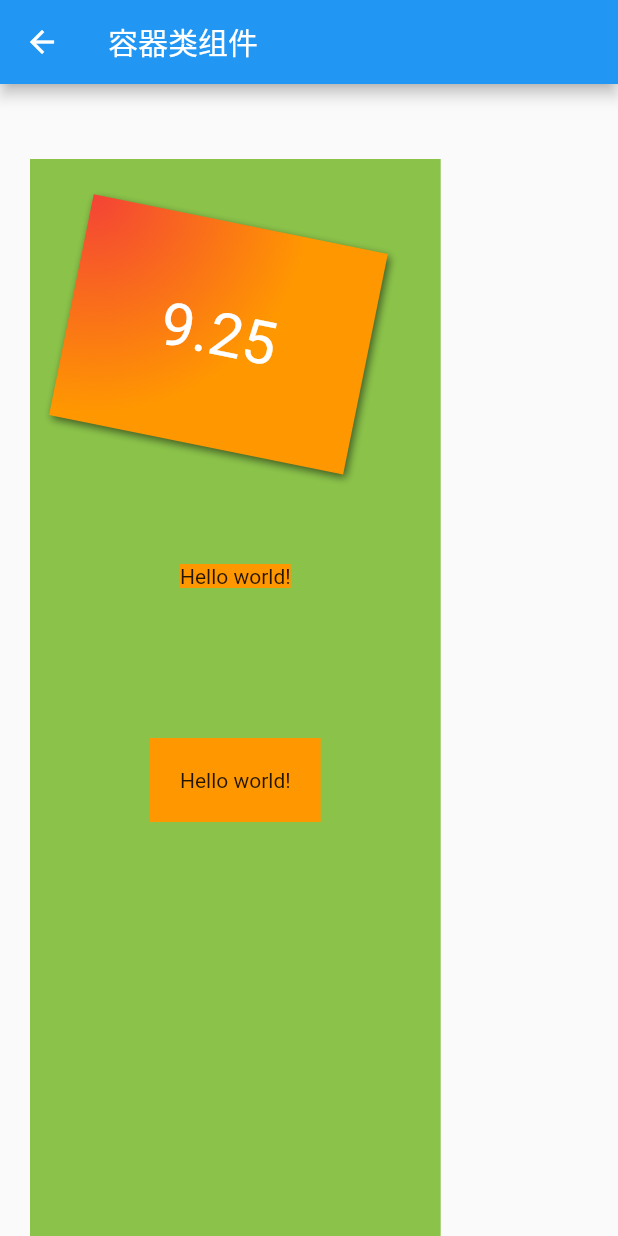
After one commit to yangxinliang/flutter_app_demo, a Flutter app: the ContainerWidget screen opened directly, on a phone screen of 412 x 824 dp. The commit adds this screen. Run offline on Flutter 3.47's test engine with Material 2 defaults, Android fonts, the phone set to English and light mode, and no system bars.

Commit message:
提交： 增加容器类组件

```diff
--- /dev/null
+++ b/flutter_app/lib/container_components_page.dart
@@ -0,0 +1,200 @@
+import 'package:flutter/material.dart';
+
+class ContainerWidget extends StatefulWidget {
+  @override
+  _ContainerWidgetState createState() => _ContainerWidgetState();
+}
+
+class _ContainerWidgetState extends State<ContainerWidget> {
+  @override
+  Widget build(BuildContext context) {
+    return Scaffold(
+      appBar: AppBar(
+        title: Text("容器类组件"),
+      ),
+      body: Container(
+          color: Colors.lightGreen,
+          margin: EdgeInsets.only(left: 20, top: 50),
+//        height: 40,
+//        width: 200,
+//        height: 20,
+
+          child: _configContainer()),
+    );
+  }
+
+  //Padding可以给其子节点添加填充（留白），和边距效果类似。我们在前面很多示例中都已经使用过它了
+  Widget _configPadding() {
+    return Padding(
+      // 控制子组件到父组件 上下左右的位置的
+      // EdgeInsets 提供了四个便捷的方法
+      //fromLTRB(double left, double top, double right, double bottom)：分别指定四个方向的填充。
+      //all(double value) : 所有方向均使用相同数值的填充。
+      //only({left, top, right ,bottom })：可以设置具体某个方向的填充(可以同时指定多个方向)。
+      //symmetric({ vertical, horizontal })：用于设置对称方向的填充，vertical指top和bottom，horizontal指left和right。
+//      padding: EdgeInsets.all(20), // 设置上下左右间距都是 20
+      padding: EdgeInsets.only(left: 20, top: 20), // 设置 左  上 间距是20
+      child: Container(
+        color: Colors.red,
+        height: 50,
+        width: 50,
+      ),
+    );
+  }
+
+  // ConstrainedBox用于对子组件添加额外的约束。
+  Widget _configSizedBox() {
+    return Padding(
+        padding: EdgeInsets.all(10),
+        child: Column(
+          mainAxisSize: MainAxisSize.min,
+          children: <Widget>[
+            // SizedBox用于给子元素指定固定的宽高，
+            SizedBox(
+              width: 100,
+              height: 100,
+              child: DecoratedBox(
+                //BoxDecoration({
+                //  Color color, //颜色
+                //  DecorationImage image,//图片
+                //  BoxBorder border, //边框
+                //  BorderRadiusGeometry borderRadius, //圆角
+                //  List<BoxShadow> boxShadow, //阴影,可以指定多个
+                //  Gradient gradient, //渐变
+                //  BlendMode backgroundBlendMode, //背景混合模式
+                //  BoxShape shape = BoxShape.rectangle, //形状
+                //})
+                decoration: BoxDecoration(
+                  color: Colors.red,
+                ),
+                child: Text("测试SizedBox"),
+              ),
+            ),
+            // 这个组件是 BoxConstraints 来设置组件的最大高度 和宽度
+            ConstrainedBox(
+              //const BoxConstraints({
+              //  this.minWidth = 0.0, //最小宽度
+              //  this.maxWidth = double.infinity, //最大宽度
+              //  this.minHeight = 0.0, //最小高度
+              //  this.maxHeight = double.infinity //最大高度
+              //})
+              constraints: BoxConstraints(maxHeight: 50),
+
+              child: SizedBox(
+                height: 80,
+                child: Text("ConstrainedBox"),
+              ),
+            ),
+
+            // 装饰容器DecoratedBox
+            DecoratedBox(
+                // 对组件进行装饰  设置边框 圆角 阴影等
+                decoration: BoxDecoration(
+                    gradient: LinearGradient(
+                        colors: [Colors.red, Colors.orange[700]]), //背景渐变
+                    borderRadius: BorderRadius.circular(3.0), //3像素圆角
+                    boxShadow: [
+                      //阴影
+                      BoxShadow(
+                          color: Colors.black54,
+                          offset: Offset(2.0, 2.0),
+                          blurRadius: 4.0)
+                    ]),
+                child: Padding(
+                  padding:
+                      EdgeInsets.symmetric(horizontal: 80.0, vertical: 18.0),
+                  child: Text(
+                    "Login",
+                    style: TextStyle(color: Colors.white),
+                  ),
+                ))
+          ],
+        ));
+  }
+
+  //Transform可以在其子组件绘制时对其应用一些矩阵变换来实现一些特效。Matrix4是一个4D矩阵，通过它我们可以实现各种矩阵操作
+  Widget _configTransform() {
+    return Container(
+      color: Colors.black,
+      child: new Transform(
+        alignment: Alignment.topRight, //相对于坐标系原点的对齐方式
+        transform: new Matrix4.skewY(0.3), //沿Y轴倾斜0.3弧度
+        child: new Container(
+          padding: const EdgeInsets.all(8.0),
+          color: Colors.deepOrange,
+          child: const Text('我可以做很多酷的事'),
+        ),
+      ),
+    );
+  }
+
+//  // Container是一个组合类容器
+//  // 它是DecoratedBox、ConstrainedBox、Transform、Padding、Align等组件组合的一个多功能容器，
+//  // 所以我们只需通过一个Container组件可以实现同时需要装饰、变换、限制的场景
+  Widget _configContainer() {
+
+    return Column(
+      children: <Widget>[
+
+        //
+//    Container({
+//    this.alignment, // 子组件的对齐方式
+//    this.padding, //容器内补白，属于decoration的装饰范围
+//    Color color, // 背景色
+//    Decoration decoration, // 背景装饰
+//    Decoration foregroundDecoration, //前景装饰
+//    double width,//容器的宽度
+//    double height, //容器的高度
+//    BoxConstraints constraints, //容器大小的限制条件
+//    this.margin,//容器外补白，不属于decoration的装饰范围
+//    this.transform, //变换
+//    this.child,
+//    })
+        Container(
+          margin: EdgeInsets.only(top: 20.0, left: 20.0), //容器外填充
+          constraints:
+              BoxConstraints.tightFor(width: 200.0, height: 150.0), //卡片大小
+          decoration: BoxDecoration(
+               color: Colors.yellow,
+              //背景装饰
+              gradient: RadialGradient(
+                  //背景径向渐变
+                  colors: [Colors.red, Colors.orange],
+                  center: Alignment.topLeft,
+                  radius: .98),
+              boxShadow: [
+                //卡片阴影
+                BoxShadow(
+                    color: Colors.black54,
+                    offset: Offset(2.0, 2.0),
+                    blurRadius: 4.0)
+              ]),
+          transform: Matrix4.rotationZ(.2), //卡片倾斜变换
+          alignment: Alignment.center, //卡片内文字居中
+          child: Text(
+            //卡片文字
+            "9.25", style: TextStyle(color: Colors.white, fontSize: 40.0),
+          ),
+        ),
+
+        // margin 是指容器外的距离
+        Container(
+          margin: EdgeInsets.all(100.0), //容器外补白
+          color: Colors.orange,
+          child: Text("Hello world!"),
+        ),
+        //padding 是指容器内的距离
+        Container(
+          padding: EdgeInsets.all(20.0), //容器内补白
+          color: Colors.orange,
+          child: Text("Hello world!"),
+        ),
+
+
+
+
+
+      ],
+    );
+  }
+}
--- a/flutter_app/lib/widget_page.dart
+++ b/flutter_app/lib/widget_page.dart
@@ -1,6 +1,7 @@
 import 'package:flutter/material.dart';
 
 import 'basic_components_page.dart';
+import 'container_components_page.dart';
 import 'layout_components_page.dart';
 
 class DemoWidget extends StatefulWidget {
@@ -35,6 +36,10 @@ class _DemoWidgetState extends State<DemoWidget> {
                } else if (index == 1) {
                  Navigator.of(context).push(MaterialPageRoute(
                      builder: (context) => LayoutWidget()));
+               } else if (index == 2 ) {
+                 Navigator.of(context).push(MaterialPageRoute(
+                     builder: (context) => ContainerWidget()));
+
                }
 
 
```
